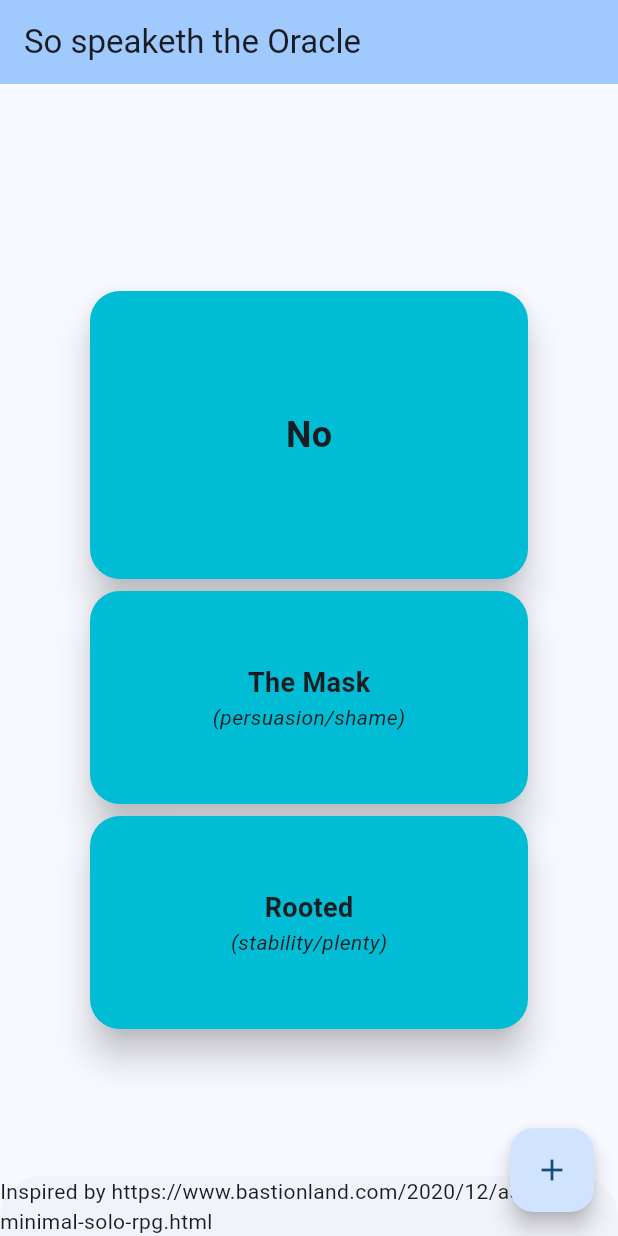
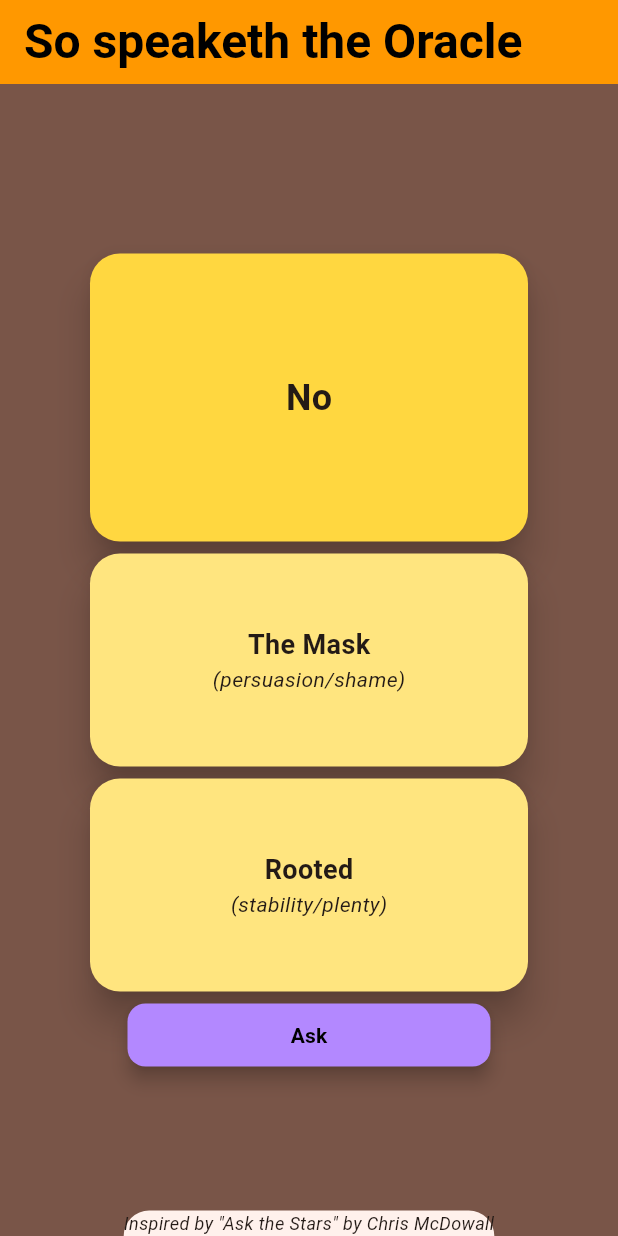
Before and after one commit to cjstehno/asktheoracle, a Flutter app: the screen it shows after launch, on a phone screen of 412 x 824 dp. Run offline on Flutter 3.47's test engine with Material 3 defaults, Android fonts, the phone set to English and light mode, and no system bars.

Commit message:
cleaning up

```diff
--- a/lib/main.dart
+++ b/lib/main.dart
@@ -1,4 +1,4 @@
-import 'package:asktheoracle/widgets/home_screen.dart';
+import 'package:asktheoracle/screens/home_screen.dart';
 import 'package:flutter/material.dart';
 
 void main() {
@@ -11,8 +11,9 @@ class MyApp extends StatelessWidget {
   @override Widget build(final BuildContext context) {
     return MaterialApp(
       title: 'The Oracle',
+      debugShowCheckedModeBanner: false,
       theme: ThemeData(
-        colorScheme: ColorScheme.fromSeed(seedColor: Colors.blue),
+        colorScheme: ColorScheme.fromSeed(seedColor: Colors.brown),
       ),
       home: const HomeScreen(title: 'So speaketh the Oracle'),
     );
--- /dev/null
+++ b/lib/screens/home_screen.dart
@@ -0,0 +1,86 @@
+import 'package:asktheoracle/models/revelation.dart';
+import 'package:asktheoracle/oracle.dart';
+import 'package:asktheoracle/widgets/answer_tile.dart';
+import 'package:asktheoracle/widgets/position_tile.dart';
+import 'package:asktheoracle/widgets/symbol_tile.dart';
+import 'package:flutter/material.dart';
+import 'package:url_launcher/url_launcher.dart';
+import 'package:url_launcher/url_launcher_string.dart';
+
+class HomeScreen extends StatefulWidget {
+  const HomeScreen({super.key, required this.title});
+
+  final String title;
+
+  @override
+  State<HomeScreen> createState() => _HomeScreenState();
+}
+
+class _HomeScreenState extends State<HomeScreen> {
+  Revelation _results = ask();
+
+  void _incrementCounter() {
+    setState(() {
+      _results = ask();
+    });
+  }
+
+  @override
+  Widget build(BuildContext context) {
+    return Scaffold(
+      appBar: AppBar(
+        backgroundColor: Colors.orange,
+        title: Text(
+          widget.title,
+          style: TextStyle(
+            fontSize: 32.0,
+            fontWeight: FontWeight.bold,
+            color: Colors.black,
+          ),
+        ),
+      ),
+      backgroundColor: Colors.brown,
+      body: Center(
+        child: Column(
+          mainAxisAlignment: MainAxisAlignment.center,
+          children: <Widget>[
+            AnswerTile(answer: _results.answer),
+            SymbolTile(
+              symbolLabel: _results.symbolPrimary,
+              symbolMeaning: _results.symbolSecondary,
+            ),
+            PositionTile(
+              positionLabel: _results.positionPrimary,
+              positionMeaning: _results.positionSecondary,
+            ),
+            SizedBox(
+              width: 250.0,
+              height: 50.0,
+              child: Card(
+                elevation: 5.0,
+                color: Colors.deepPurpleAccent.shade100,
+                child: TextButton(
+                  onPressed: _incrementCounter,
+                  child: Text(
+                    "Ask",
+                    style: TextStyle(
+                      color: Colors.black,
+                      fontWeight: FontWeight.bold,
+                    ),
+                  ),
+                ),
+              ),
+            ),
+          ],
+        ),
+      ),
+      bottomSheet: InkWell(
+        child: const Text(
+          "Inspired by \"Ask the Stars\" by Chris McDowall",
+          style: TextStyle(fontSize: 12.0, fontStyle: FontStyle.italic),
+        ),
+        onTap: () => launchUrlString("https://www.bastionland.com/2020/12/ask-stars-minimal-solo-rpg.html"),
+      ),
+    );
+  }
+}
--- a/lib/widgets/answer_tile.dart
+++ b/lib/widgets/answer_tile.dart
@@ -12,7 +12,7 @@ class AnswerTile extends StatelessWidget {
       height: 200.0,
       child: Card(
         elevation: 10,
-        color: Colors.cyan,
+        color: Colors.amberAccent,
         shape: RoundedRectangleBorder(borderRadius: BorderRadius.circular(20)),
         child: Column(
           crossAxisAlignment: CrossAxisAlignment.center,
--- a/lib/widgets/home_screen.dart
+++ /dev/null
@@ -1,51 +0,0 @@
-import 'package:asktheoracle/models/revelation.dart';
-import 'package:asktheoracle/oracle.dart';
-import 'package:asktheoracle/widgets/answer_tile.dart';
-import 'package:asktheoracle/widgets/position_tile.dart';
-import 'package:asktheoracle/widgets/symbol_tile.dart';
-import 'package:flutter/material.dart';
-
-class HomeScreen extends StatefulWidget {
-  const HomeScreen({super.key, required this.title});
-
-  final String title;
-
-  @override
-  State<HomeScreen> createState() => _HomeScreenState();
-}
-
-class _HomeScreenState extends State<HomeScreen> {
-  Revelation _results = ask();
-
-  void _incrementCounter() {
-    setState(() {
-      _results = ask();
-    });
-  }
-
-  @override
-  Widget build(BuildContext context) {
-    return Scaffold(
-      appBar: AppBar(
-        backgroundColor: Theme.of(context).colorScheme.inversePrimary,
-        title: Text(widget.title),
-      ),
-      body: Center(
-        child: Column(
-          mainAxisAlignment: MainAxisAlignment.center,
-          children: <Widget>[
-            AnswerTile(answer: _results.answer),
-            SymbolTile(symbolLabel: _results.symbolPrimary, symbolMeaning: _results.symbolSecondary),
-            PositionTile(positionLabel: _results.positionPrimary, positionMeaning: _results.positionSecondary),
-          ],
-        ),
-      ),
-      bottomSheet: const Text("Inspired by https://www.bastionland.com/2020/12/ask-stars-minimal-solo-rpg.html"),
-      floatingActionButton: FloatingActionButton(
-        onPressed: _incrementCounter,
-        tooltip: 'Increment',
-        child: const Icon(Icons.add),
-      ),
-    );
-  }
-}
--- a/lib/widgets/position_tile.dart
+++ b/lib/widgets/position_tile.dart
@@ -17,7 +17,7 @@ class PositionTile extends StatelessWidget {
       height: 150.0,
       child: Card(
         elevation: 10,
-        color: Colors.cyan,
+        color: Colors.amberAccent.shade100,
         shape: RoundedRectangleBorder(borderRadius: BorderRadius.circular(20)),
         child: Column(
           crossAxisAlignment: CrossAxisAlignment.center,
--- a/lib/widgets/symbol_tile.dart
+++ b/lib/widgets/symbol_tile.dart
@@ -17,7 +17,7 @@ class SymbolTile extends StatelessWidget {
       height: 150.0,
       child: Card(
         elevation: 10,
-        color: Colors.cyan,
+        color: Colors.amberAccent.shade100,
         shape: RoundedRectangleBorder(borderRadius: BorderRadius.circular(20)),
         child: Column(
           crossAxisAlignment: CrossAxisAlignment.center,
```
Also changed, not shown: pubspec.yaml (+2 -71 lines), pubspec.lock, 1 other file.
